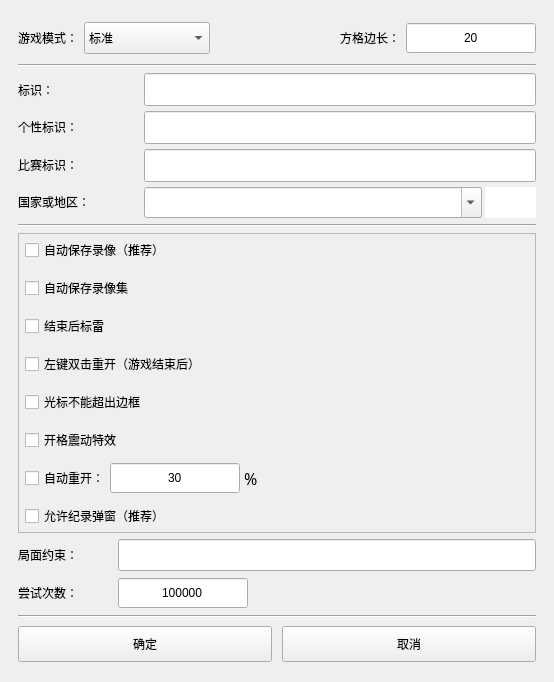
This is uiFiles/ui_gs.ui in eee555/Metasweeper as Qt 5 draws it before an edit. The edited form follows.
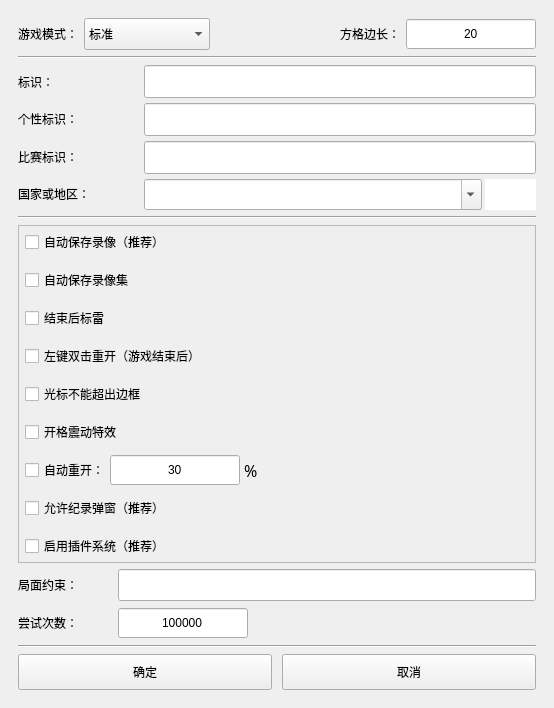
This is the edited form. Custom widgets are drawn as their Qt base class.

Commit message:
feat：增加插件系统总开关
关闭后不启动插件管理器与 ZMQ 服务，插件事件发送改为空操作；F1 插件菜单随开关禁用。默认保持开启。

```diff
--- a/uiFiles/ui_gs.ui
+++ b/uiFiles/ui_gs.ui
@@ -977,6 +977,25 @@
            </property>
           </widget>
          </item>
+         <item>
+          <widget class="QCheckBox" name="checkBox_plugins_enabled">
+           <property name="minimumSize">
+            <size>
+             <width>0</width>
+             <height>32</height>
+            </size>
+           </property>
+           <property name="toolTip">
+            <string>关闭后不启动插件管理器与通信服务，插件事件将不再发送</string>
+           </property>
+           <property name="styleSheet">
+            <string notr="true"/>
+           </property>
+           <property name="text">
+            <string>启用插件系统（推荐）</string>
+           </property>
+          </widget>
+         </item>
         </layout>
        </widget>
       </item>
```
The commit also changes 8 other files.
